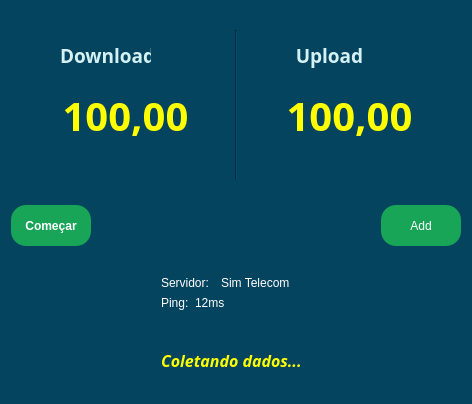
Old version of the form src/frames/tela_prinicipal.ui in the repository jao-victor/SpeedTest.
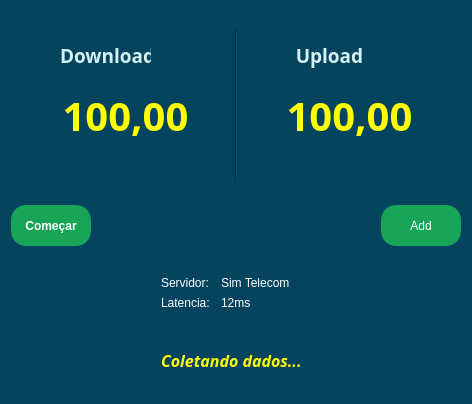
New version of the form. Icons and pictures are not drawn.

Patch:
```diff
--- a/src/frames/tela_prinicipal.ui
+++ b/src/frames/tela_prinicipal.ui
@@ -385,7 +385,7 @@
           <rect>
            <x>150</x>
            <y>90</y>
-           <width>31</width>
+           <width>61</width>
            <height>16</height>
           </rect>
          </property>
@@ -393,7 +393,7 @@
           <string notr="true">color: white;</string>
          </property>
          <property name="text">
-          <string>Ping: </string>
+          <string>Latencia:</string>
          </property>
         </widget>
         <widget class="QLabel" name="label_4">
@@ -424,7 +424,7 @@
         <widget class="QLabel" name="label_5">
          <property name="geometry">
           <rect>
-           <x>184</x>
+           <x>210</x>
            <y>90</y>
            <width>57</width>
            <height>16</height>
```
Left out of the diff: 18 changed lines with no effect on the pictures.
